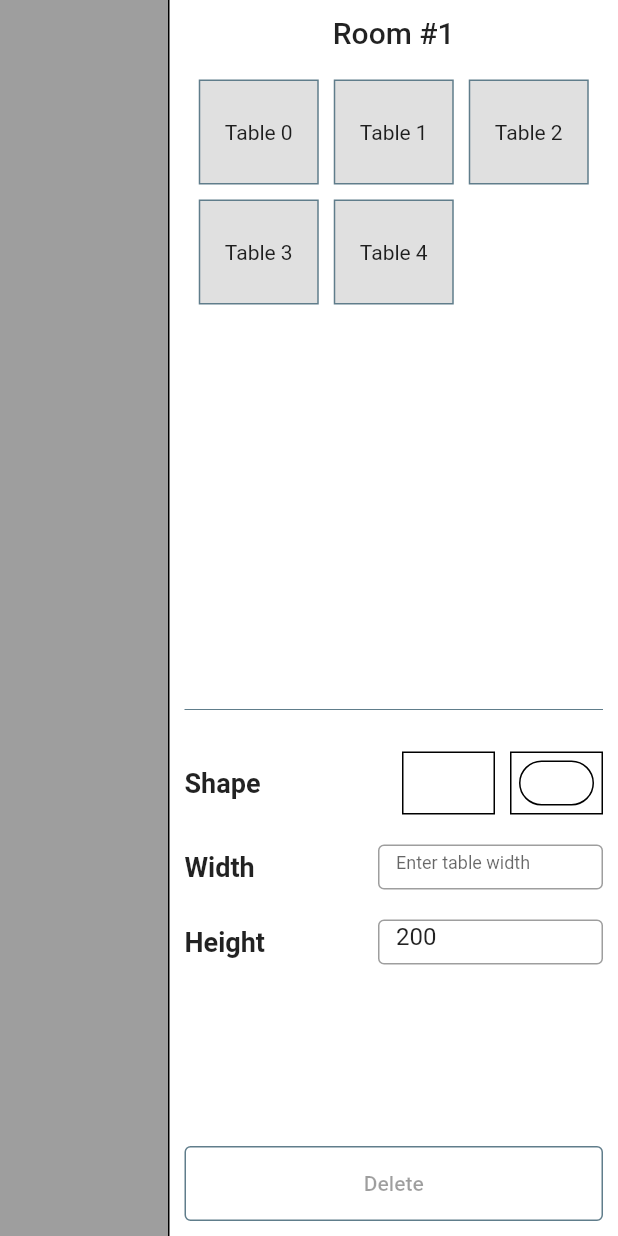
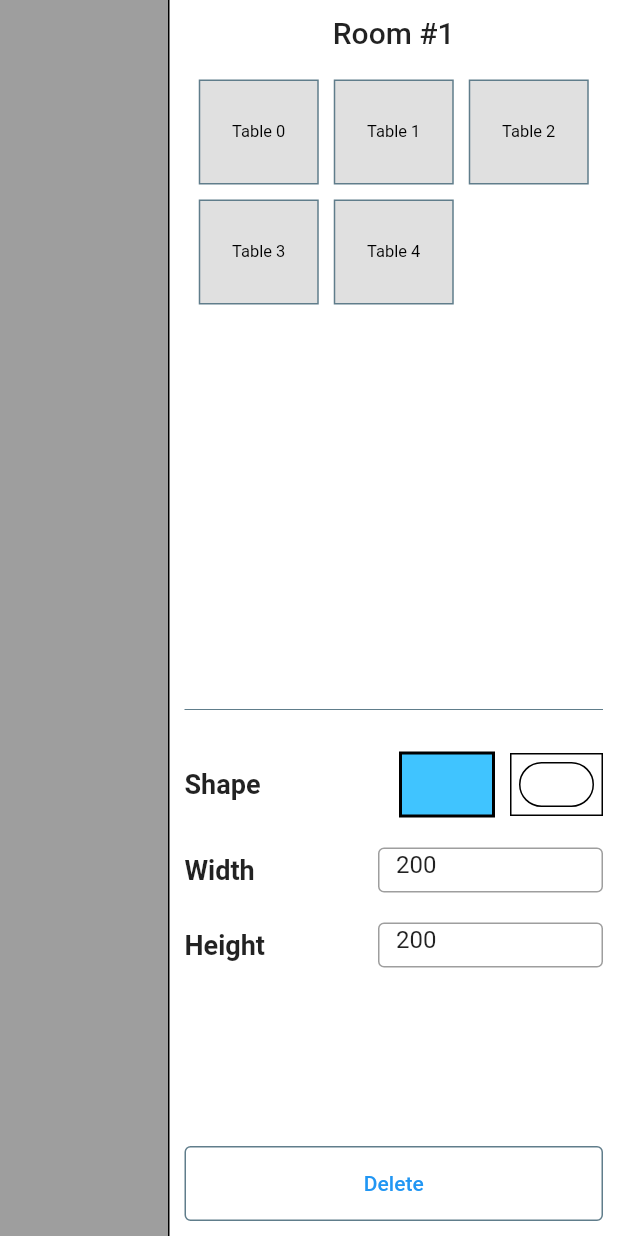
Before and after one commit to shohibexlab/table_layout_demo, a Flutter app: the screen it shows after launch, after a tap on an icon or button, on a phone screen of 412 x 824 dp. Run offline on Flutter 3.47's test engine with Material 2 defaults, Android fonts, the phone set to English and light mode, and no system bars; our stand-ins replace get.

Commit message:
Add Table decoration

```diff
--- a/lib/canvas_controller.dart
+++ b/lib/canvas_controller.dart
@@ -1,5 +1,6 @@
 import 'package:flutter/material.dart';
 import 'package:get/get.dart';
+import 'package:table_layout_demo/constants.dart';
 import 'package:table_layout_demo/table/table_controller.dart';
 import 'package:table_layout_demo/table/table_widget.dart';
 
@@ -17,16 +18,6 @@ class CanvasController extends GetxController {
     return t;
   }
 
-  set setSelectedTable(TableController value) {
-    for (final table in tables) {
-      if (table.controller.getIsSelected) {
-        table.controller.setIsSelected = false;
-      }
-    }
-    value.setIsSelected = true;
-    update();
-  }
-
   final RxList<TableWidget> _tables = <TableWidget>[].obs;
   List<TableWidget> get tables => _tables;
 
@@ -34,28 +25,69 @@ class CanvasController extends GetxController {
     for (var element in tables) {
       element.controller.setIsSelected = false;
     }
-    setSelectedTable = ctr;
+    _setSelectedTable = ctr;
     _tables.add(TableWidget(controller: ctr));
     selectTable(ctr);
+    update([
+      Constants.defaultGridConstants.gridCanvasId,
+      Constants.defaultGridConstants.gridSidebarBarTableListId
+    ]);
   }
 
   void removeTable() {
     _tables.removeWhere((element) =>
         element.controller.value.key == getSelectedTable?.controller.value.key);
-    update();
+    heightTEC.clear();
+    widthTEC.clear();
+    update([
+      Constants.defaultGridConstants.gridCanvasId,
+      Constants.defaultGridConstants.gridSidebarBarTableListId,
+      Constants.defaultGridConstants.gridSidebarTablePropsId,
+    ]);
+  }
+
+  set _setSelectedTable(TableController value) {
+    for (final table in tables) {
+      if (table.controller.getIsSelected) {
+        table.controller.setIsSelected = false;
+      }
+    }
+    value.setIsSelected = true;
+  }
+
+  void clearSelectedTable() {
+    if (tables.isNotEmpty) {
+      for (final table in tables) {
+        if (table.controller.getIsSelected) {
+          table.controller.setIsSelected = false;
+        }
+      }
+      heightTEC.clear();
+      widthTEC.clear();
+      update([
+        Constants.defaultGridConstants.gridCanvasId,
+        Constants.defaultGridConstants.gridCanvasTableId,
+        Constants.defaultGridConstants.gridSidebarTablePropsId,
+        Constants.defaultGridConstants.gridSidebarBarTableListId,
+      ]);
+    }
   }
 
   void selectTable(TableController ctr) {
-    setSelectedTable = ctr;
-    print('selectTable: ${getSelectedTable?.controller.toString()}');
+    _setSelectedTable = ctr;
     heightTEC.text = ctr.getSize.height.toString();
     widthTEC.text = ctr.getSize.width.toString();
-    update(['canvas']);
+    update([
+      Constants.defaultGridConstants.gridCanvasId,
+      Constants.defaultGridConstants.gridCanvasTableId,
+      Constants.defaultGridConstants.gridSidebarTablePropsId,
+    ]);
   }
 
   @override
   void onReady() {
     super.onReady();
+
     heightTEC.addListener(() {
       if (heightTEC.text.endsWith(".0")) {
         heightTEC.text = heightTEC.text.substring(0, heightTEC.text.length - 2);
--- /dev/null
+++ b/lib/constants.dart
@@ -0,0 +1,19 @@
+import 'package:flutter/material.dart';
+
+class Constants {
+  static const defaultCanvasPadding = 60.0;
+  static const double defaultGridInterval = 100;
+  static Size _defaultGridCellSize = const Size(10, 10);
+  static Size get defaultGridCellSize => _defaultGridCellSize;
+  static set setDefaultGridCellSize(Size size) => _defaultGridCellSize = size;
+  static Size get defaultContainerSize => const Size(200, 200);
+  static const double defaultSidebarWidth = 300;
+  static GridConstants defaultGridConstants = GridConstants();
+}
+
+class GridConstants {
+  final String gridCanvasId = "grid_canvas";
+  final String gridCanvasTableId = "grid_canvas_table";
+  final String gridSidebarTablePropsId = "sidebar_table_props";
+  final String gridSidebarBarTableListId = "sidebar_table_list";
+}
--- a/lib/main.dart
+++ b/lib/main.dart
@@ -1,23 +1,15 @@
 import 'package:flutter/material.dart';
-import 'package:flutter/rendering.dart';
 import 'package:get/get.dart';
 import 'package:table_layout_demo/canvas_controller.dart';
+import 'package:table_layout_demo/general_table_controller.dart';
 import 'package:table_layout_demo/sidebar_widget.dart';
-import 'package:table_layout_demo/table/custom_draggable_widget.dart';
-
-class Constants {
-  static const defaultCanvasPadding = 60.0;
-  static const double defaultGridInterval = 100;
-  static Size _defaultGridCellSize = const Size(10, 10);
-  static Size get defaultGridCellSize => _defaultGridCellSize;
-  static set setDefaultGridCellSize(Size size) => _defaultGridCellSize = size;
-  static Size get defaultContainerSize => const Size(200, 200);
-  static const double defaultSidebarWidth = 300;
-}
+import 'constants.dart';
+import 'table/grid_canvas_widget.dart';
 
 void main() {
   // debugRepaintRainbowEnabled = true;
   Get.lazyPut(() => CanvasController());
+  Get.lazyPut(() => GeneralTableController());
   runApp(const MaterialApp(home: Material(child: Homepage())));
 }
 
@@ -42,37 +34,3 @@ class Homepage extends StatelessWidget {
     );
   }
 }
-
-class GridCanvas extends StatelessWidget {
-  const GridCanvas({super.key});
-
-  @override
-  Widget build(BuildContext context) {
-    return GetBuilder<CanvasController>(
-      id: "canvas",
-      builder: (ctr) => InteractiveViewer(
-        child: DecoratedBox(
-          decoration: const BoxDecoration(
-            color: Colors.white,
-          ),
-          child: GridPaper(
-            divisions: 2,
-            color: Colors.black26,
-            interval: Constants.defaultGridInterval,
-            subdivisions: 5,
-            child: Stack(
-              children: [
-                for (var table in ctr.tables)
-                  Positioned(
-                    top: table.controller.getOffset.dy,
-                    left: table.controller.getOffset.dx,
-                    child: CustomDraggableWidget(table: table),
-                  ),
-              ],
-            ),
-          ),
-        ),
-      ),
-    );
-  }
-}
--- a/lib/sidebar_widget.dart
+++ b/lib/sidebar_widget.dart
@@ -1,9 +1,11 @@
 import 'package:flutter/material.dart';
 import 'package:get/get.dart';
 import 'package:table_layout_demo/canvas_controller.dart';
-import 'package:table_layout_demo/main.dart';
+import 'package:table_layout_demo/general_table_controller.dart';
+import 'package:table_layout_demo/general_table_controller.dart';
 import 'package:table_layout_demo/table/table_controller.dart';
-import 'package:table_layout_demo/table/table_widget.dart';
+import 'constants.dart';
+import 'table/table_widget.dart';
 
 class SidebarWidget extends StatelessWidget {
   const SidebarWidget({Key? key}) : super(key: key);
@@ -30,27 +32,35 @@ class SidebarWidget extends StatelessWidget {
                 ),
               ),
               const SizedBox(height: 20),
-              SizedBox(
+              GetBuilder<CanvasController>(
+                id: Constants.defaultGridConstants.gridSidebarBarTableListId,
+                builder: (controller) => SizedBox(
                   height: MediaQuery.of(context).size.height / 2,
                   child: SingleChildScrollView(
                     child: Wrap(
                       spacing: 10,
                       runSpacing: 10,
                       children: [
-                      for (int i = 0; i < 5; i++) _buildTableButton("Table $i"),
+                        for (int i = 0; i < 5; i++)
+                          _buildTableButton("Table $i"),
                       ],
+                    ),
                   ),
                 ),
               ),
               const Divider(color: Colors.blueGrey),
               const SizedBox(height: 20),
               GetBuilder<CanvasController>(
-                  builder: (controller) => _buildTableParamsWidget(controller)),
+                  id: Constants.defaultGridConstants.gridSidebarTablePropsId,
+                  builder: (controller) => Opacity(
+                      opacity: controller.getSelectedTable == null ? 0.5 : 1,
+                      child: IgnorePointer(
+                          ignoring: controller.getSelectedTable == null,
+                          child: _buildTableParamsWidget(controller)))),
             ],
           ),
           GetBuilder<CanvasController>(
-            id: "table_props",
-            assignId: true,
+            id: Constants.defaultGridConstants.gridSidebarTablePropsId,
             builder: (controller) => TextButton(
                 onPressed: controller.getSelectedTable != null
                     ? controller.removeTable
@@ -81,21 +91,22 @@ class SidebarWidget extends StatelessWidget {
     }
 
     Widget getShapeWidget(TableShape shape) {
-      void _onTap() {
-        print("shape: $shape");
+      void onTap() {
+        GeneralTableController.to.onChangeTableShape(shape);
       }
 
       bool isSelected =
-          controller.getSelectedTable?.controller.getShape == shape;
-      // print("isSelected: ${controller.selectedTable.toString()}");
+          controller.getSelectedTable?.controller.getTableShape == shape;
+      final decoration = BoxDecoration(
+        color: isSelected ? Colors.lightBlueAccent : Colors.white,
+        border: Border.all(color: Colors.black, width: isSelected ? 2 : 1),
+      );
       switch (shape) {
         case TableShape.rectangle:
           return GestureDetector(
-            onTap: _onTap,
+            onTap: onTap,
             child: Container(
-              decoration: BoxDecoration(
-                border: Border.all(color: Colors.black),
-              ),
+              decoration: decoration,
               padding: const EdgeInsets.all(5),
               child: const SizedBox(
                 width: 50,
@@ -105,11 +116,9 @@ class SidebarWidget extends StatelessWidget {
           );
         case TableShape.circle:
           return GestureDetector(
-            onTap: _onTap,
+            onTap: onTap,
             child: Container(
-              decoration: BoxDecoration(
-                border: Border.all(color: Colors.black),
-              ),
+              decoration: decoration,
               padding: const EdgeInsets.all(5),
               child: Container(
                 width: 50,
@@ -149,9 +158,10 @@ class SidebarWidget extends StatelessWidget {
             width: 150,
             height: 30,
             child: TextFormField(
-              onChanged: (value) {
-                print("width: $value");
-              },
+              onFieldSubmitted: (value) =>
+                  GeneralTableController.to.onChangeTableSize(width: value),
+              keyboardType: TextInputType.number,
+              controller: controller.widthTEC,
               decoration: const InputDecoration(
                 border: OutlineInputBorder(),
                 hintText: 'Enter table width',
@@ -172,13 +182,15 @@ class SidebarWidget extends StatelessWidget {
             width: 150,
             height: 30,
             child: TextFormField(
-              onChanged: (value) {
-                print("height: $value");
-                controller.heightTEC.text = value;
-                controller.getSelectedTable?.controller.setSize(
-                  height: double.parse(controller.heightTEC.text),
-                );
-              },
+              onFieldSubmitted: (value) =>
+                  GeneralTableController.to.onChangeTableSize(height: value),
+              // onChanged: (value) {
+              //   print("height: $value");
+              //   controller.heightTEC.text = value;
+              //   controller.getSelectedTable?.controller.setSize(
+              //     height: double.parse(controller.heightTEC.text),
+              //   );
+              // },
               keyboardType: TextInputType.number,
               controller: controller.heightTEC,
               decoration: const InputDecoration(
@@ -203,7 +215,22 @@ class SidebarWidget extends StatelessWidget {
   }
 
   Widget _buildTableButton(String title) {
-    print("build table button");
+    return TableWidget(
+      onTap: () {
+        CanvasController.to.addTable(TableController(tableName: title));
+      },
+      controller: TableController(
+          tableName: title,
+          size: const Size(80, 70),
+          tableDecoration: TableDecoration(
+            inactiveBorder: Border.all(color: Colors.blueGrey),
+            inactiveBgColor: Colors.black12,
+            textStyle: const TextStyle(
+              color: Colors.black,
+              fontSize: 11,
+            ),
+          )),
+    );
     return GestureDetector(
       onTap: () {
         CanvasController.to.addTable(TableController(tableName: title));
--- a/lib/table/custom_draggable_widget.dart
+++ b/lib/table/custom_draggable_widget.dart
@@ -1,5 +1,4 @@
 import 'package:flutter/material.dart';
-import 'package:table_layout_demo/canvas_controller.dart';
 import 'package:table_layout_demo/table/table_widget.dart';
 
 class CustomDraggableWidget extends StatelessWidget {
@@ -9,21 +8,28 @@ class CustomDraggableWidget extends StatelessWidget {
 
   @override
   Widget build(BuildContext context) {
-    return Draggable(
-        onDraggableCanceled: onDraggableCanceled,
-        onDragStarted: onDragStarted,
-        feedback: Container(
-          width: table.controller.getSize.width,
-          height: table.controller.getSize.height,
-          color: Colors.blueGrey.withOpacity(0.5),
-        ),
-        child: table);
+    bool isSelected = table.controller.getIsSelected;
+    if (isSelected) {
+      return Draggable(
+          onDraggableCanceled: (__, offset) => onDraggableCanceled(offset),
+          onDragStarted: onDragStarted,
+          feedback: Material(color: Colors.transparent, child: table),
+          child: table);
+    } else {
+      return GestureDetector(
+          onPanStart: (details) {
+            ScaffoldMessenger.of(context).showSnackBar(const SnackBar(
+                duration: Duration(seconds: 5),
+                content: Text(
+                    "You can only drag selected tables. Please select the table first.")));
+          },
+          child: table);
+    }
   }
 
   void onDragStarted() {}
 
-  void onDraggableCanceled(Velocity v, Offset o) {
+  void onDraggableCanceled(Offset o, {Velocity? v}) {
     table.controller.changePosition(o);
-    CanvasController.to.update();
   }
 }
--- /dev/null
+++ b/lib/table/grid_canvas_widget.dart
@@ -0,0 +1,48 @@
+import 'package:flutter/material.dart';
+import 'package:get/get.dart';
+import '../canvas_controller.dart';
+import '../constants.dart';
+import 'custom_draggable_widget.dart';
+
+class GridCanvas extends StatelessWidget {
+  const GridCanvas({super.key});
+
+  @override
+  Widget build(BuildContext context) {
+    return GetBuilder<CanvasController>(
+      id: Constants.defaultGridConstants.gridCanvasId,
+      builder: (ctr) => InteractiveViewer(
+        child: DecoratedBox(
+          decoration: const BoxDecoration(
+            color: Colors.white,
+          ),
+          child: GridPaper(
+            divisions: 2,
+            color: Colors.black26,
+            interval: Constants.defaultGridInterval,
+            subdivisions: 5,
+            child: Stack(
+              children: [
+                if (ctr.tables.isEmpty)
+                  Center(
+                      child: Text(
+                    'Add tables',
+                    style: Theme.of(context).textTheme.headline1,
+                  )),
+                GestureDetector(
+                    onTap: ctr.clearSelectedTable,
+                    child: Container(color: Colors.transparent)),
+                for (var table in ctr.tables)
+                  Positioned(
+                    top: table.controller.getOffset.dy,
+                    left: table.controller.getOffset.dx,
+                    child: CustomDraggableWidget(table: table),
+                  ),
+              ],
+            ),
+          ),
+        ),
+      ),
+    );
+  }
+}
--- a/lib/table/table_controller.dart
+++ b/lib/table/table_controller.dart
@@ -1,25 +1,83 @@
 import 'package:flutter/material.dart';
 import '../canvas_controller.dart';
-import '../main.dart';
+import '../constants.dart';
 
 enum TableShape {
   rectangle,
   circle,
 }
 
+class TableDecoration {
+  Color? activeBgColor;
+  Color? inactiveBgColor;
+  TableShape? tableShape;
+  TextStyle? textStyle;
+  Border? activeBorder;
+  Border? inactiveBorder;
+
+  Color get getActiveBgColor => activeBgColor!;
+  Color get getInactiveBgColor => inactiveBgColor!;
+  TableShape get getTableShape => tableShape!;
+  TextStyle? get getTextStyle => textStyle;
+  Border get getActiveBorder => activeBorder!;
+  Border get getInactiveBorder => inactiveBorder!;
+
+  void defaultAll() {
+    activeBgColor ??= Colors.blueAccent;
+    inactiveBgColor ??= Colors.black38;
+    tableShape ??= TableShape.rectangle;
+    activeBorder ??= Border.all(color: Colors.black, width: 2);
+    inactiveBorder ??= Border.all(color: Colors.transparent, width: 2);
+  }
+
+  TableDecoration({
+    this.activeBgColor,
+    this.inactiveBgColor,
+    this.tableShape,
+    this.textStyle,
+    this.activeBorder,
+    this.inactiveBorder,
+  }) {
+    defaultAll();
+  }
+
+  TableDecoration copyWith({
+    Color? activeBgColor,
+    Color? inactiveBgColor,
+    TableShape? tableShape,
+    TextStyle? textStyle,
+    Border? activeBorder,
+    Border? inactiveBorder,
+  }) {
+    return TableDecoration(
+      activeBgColor: activeBgColor ?? this.activeBgColor,
+      inactiveBgColor: inactiveBgColor ?? this.inactiveBgColor,
+      tableShape: tableShape ?? this.tableShape,
+      textStyle: textStyle ?? this.textStyle,
+      activeBorder: activeBorder ?? this.activeBorder,
+      inactiveBorder: inactiveBorder ?? this.inactiveBorder,
+    );
+  }
+
+  @override
+  String toString() {
+    return 'TableDecoration(activeBgColor: $activeBgColor, inactiveBgColor: $inactiveBgColor, tableShape: $tableShape, textStyle: $textStyle, activeBorder: $activeBorder, inactiveBorder: $inactiveBorder)';
+  }
+}
+
 class TableData {
   Size? size;
   Offset? offset;
   String? tableName;
-  TableShape? shape;
   final UniqueKey key;
   bool? isSelected;
+  TableDecoration? tableDecoration;
 
   Offset get getOffset => offset!;
   Size get getSize => size!;
   String get getTableName => tableName!;
-  TableShape get getShape => shape!;
   bool get getIsSelected => isSelected!;
+  TableDecoration get getTableDecoration => tableDecoration!;
 
   TableData copyWith({
     double? width,
@@ -27,16 +85,16 @@ class TableData {
     Offset? offset,
     UniqueKey? key,
     String? tableName,
-    TableShape? shape,
     bool? isSelected,
+    TableDecoration? tableDecoration,
   }) {
     return TableData(
       size: Size(width ?? size!.width, height ?? size!.height),
       offset: offset ?? this.offset,
       key: key ?? this.key,
       tableName: tableName ?? this.tableName,
-      shape: shape ?? this.shape,
       isSelected: isSelected ?? this.isSelected,
+      tableDecoration: tableDecoration ?? this.tableDecoration,
     );
   }
 
@@ -51,8 +109,8 @@ class TableData {
       size: size,
       key: key,
       tableName: tableName,
-      shape: shape,
       isSelected: isSelected,
+      tableDecoration: tableDecoration,
     );
   }
 
@@ -61,18 +119,18 @@ class TableData {
       this.offset,
       required this.key,
       required this.tableName,
-      required this.shape,
-      required this.isSelected}) {
+      required this.isSelected,
+      this.tableDecoration}) {
     size ??= Constants.defaultContainerSize;
     offset ??= const Offset(0, 0);
     tableName ??= 'Table ${key.toString()}';
-    shape ??= TableShape.rectangle;
     isSelected ??= false;
+    tableDecoration ??= TableDecoration();
   }
 
   @override
   String toString() {
-    return 'TableData(size: $size, offset: $offset, key: $key, tableName: $tableName, shape: $shape, isSelected: $isSelected)';
+    return 'TableData(size: $size, offset: $offset, key: $key, tableName: $tableName, isSelected: $isSelected, tableDecoration: ${tableDecoration.toString()})';
   }
 }
 
@@ -92,42 +150,49 @@ class TableController extends ValueNotifier<TableData> {
       Offset? coordinates,
       String? tableName,
       TableShape? shape,
-      bool? isSelected})
+      bool? isSelected,
+      TableDecoration? tableDecoration})
       : super(
           coordinates != null
               ? TableData(
                   tableName: tableName,
                   key: UniqueKey(),
                   offset: offset,
-                  shape: shape,
                   isSelected: isSelected,
+                  tableDecoration: tableDecoration,
                 ).fromIndex(coordinates: coordinates)
               : TableData(
                   tableName: tableName,
                   size: size,
                   offset: offset,
                   key: UniqueKey(),
-                  shape: shape,
                   isSelected: isSelected,
+                  tableDecoration: tableDecoration,
                 ),
         );
 
   Size get getSize => value.size!;
   Offset get getOffset => value.offset!;
 
-  bool get getIsSelected => value.isSelected!;
-  TableShape get getShape => value.shape!;
+  bool get getIsSelected => value.getIsSelected;
   String get getTableName => value.tableName!;
+  TableDecoration get getTableDecoration => value.tableDecoration!;
+  TableShape get getTableShape => value.tableDecoration!.tableShape!;
 
   set setOffset(Offset offset) => value = value.copyWith(offset: offset);
 
+  set setIsSelected(bool isSelected) =>
+      value = value.copyWith(isSelected: isSelected);
+
   void setSize({double? width, double? height}) {
     value = value.copyWith(width: width, height: height);
-    CanvasController.to.update();
   }
 
-  set setIsSelected(bool isSelected) =>
-      value = value.copyWith(isSelected: isSelected);
+  void changeShape(TableShape shape) {
+    value = value.copyWith(
+        tableDecoration: value.tableDecoration!.copyWith(tableShape: shape));
+  }
+
   void changePosition(Offset o) {
     Offset off = Offset(o.dx - Constants.defaultCanvasPadding,
         o.dy - Constants.defaultCanvasPadding);
@@ -155,5 +220,9 @@ class TableController extends ValueNotifier<TableData> {
       off = Offset(off.dx, dy);
     }
     setOffset = off;
+    CanvasController.to.update([
+      Constants.defaultGridConstants.gridCanvasId,
+      Constants.defaultGridConstants.gridCanvasTableId
+    ]);
   }
 }
--- a/lib/table/table_widget.dart
+++ b/lib/table/table_widget.dart
@@ -1,7 +1,10 @@
+import 'package:flutter/foundation.dart';
 import 'package:flutter/material.dart';
 import 'package:get/get.dart';
 import 'package:table_layout_demo/canvas_controller.dart';
 import 'package:table_layout_demo/table/table_controller.dart';
+
+import '../constants.dart';
 
 class TableWidget extends StatelessWidget {
   final TableController controller;
@@ -14,21 +17,24 @@ class TableWidget extends StatelessWidget {
     return 'TableWidget(key: $key, controller: ${controller.toString()})';
   }
 
-  Color color = Colors.red.withOpacity(0.5);
-  Icon icon = const Icon(
-    Icons.do_not_disturb_on_total_silence_outlined,
-    color: Colors.blueAccent,
-    size: 20,
-  );
+  // Icon icon = const Icon(
+  //   Icons.do_not_disturb_on_total_silence_outlined,
+  //   color: Colors.blueAccent,
+  //   size: 20,
+  // );
 
   @override
   Widget build(BuildContext context) {
+    print(controller.toString());
     return GetBuilder<CanvasController>(
-      builder: (canvasCtr) => GestureDetector(
-        onTap: () {
-          CanvasController.to.selectTable(controller);
-          onTap?.call();
-        },
+        id: Constants.defaultGridConstants.gridCanvasTableId,
+        builder: (ctr) {
+          String tableName = controller.getTableName;
+          // if (kDebugMode) {
+          //   tableName += "\nIs Selected: ${controller.getIsSelected}";
+          // }
+          return GestureDetector(
+            onTap: onTap ?? () => CanvasController.to.selectTable(controller),
             child: SizedBox(
               width: controller.getSize.width,
               height: controller.getSize.height,
@@ -36,27 +42,40 @@ class TableWidget extends StatelessWidget {
                   decoration: BoxDecoration(
                     borderRadius: _getRadius(),
                     color: _getColor(),
+                    border: _getBorder(),
                   ),
                   height: controller.getSize.height,
                   width: controller.getSize.width,
                   child: Center(
-                  child: Text(
-                      "${controller.getTableName}\nIs Selected: ${controller.getIsSelected}"))),
-        ),
+                      child: Text(tableName,
+                          style: controller.getTableDecoration.getTextStyle))),
             ),
           );
+        });
+  }
+
+  Border _getBorder() {
+    bool isSelected = controller.getIsSelected;
+    if (isSelected) {
+      return controller.getTableDecoration.getActiveBorder;
+    } else {
+      return controller.getTableDecoration.getInactiveBorder;
+    }
+    // return controller.getIsSelected
+    //     ? Border.all(color: Colors.blueAccent, width: 2)
+    //     : Border.all(color: Colors.transparent, width: 2);
   }
 
   Color _getColor() {
     if (controller.getIsSelected) {
-      return Colors.blueAccent;
+      return controller.getTableDecoration.getActiveBgColor;
     } else {
-      return Colors.black38;
+      return controller.getTableDecoration.getInactiveBgColor;
     }
   }
 
   BorderRadiusGeometry _getRadius() {
-    switch (controller.getShape) {
+    switch (controller.getTableShape) {
       case TableShape.circle:
         return BorderRadius.circular(controller.getSize.width / 2);
       case TableShape.rectangle:
```
Also changed, not shown: lib/general_table_controller.dart (added, +47 -0 lines). Lines whose indentation alone changed are shown as unchanged.
